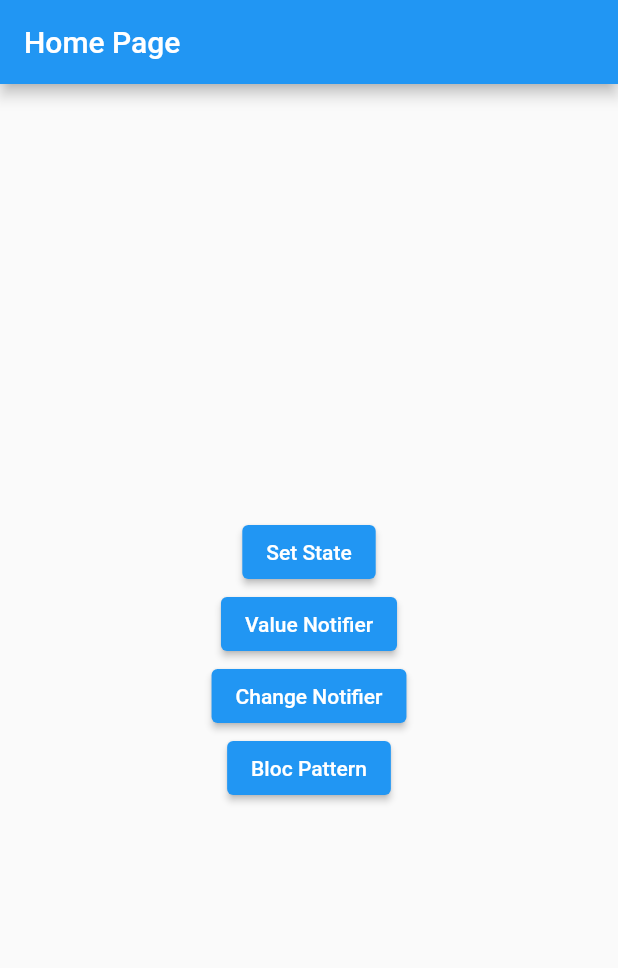
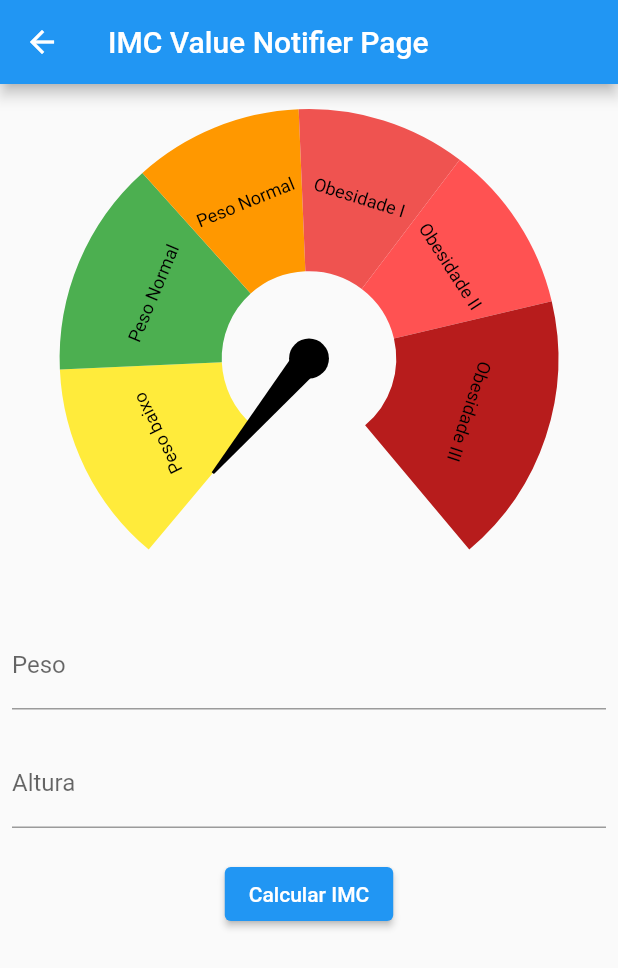
Before and after one commit to luksdemello/imc_calculator_flutter, a Flutter app: the screen it shows after launch, after a tap on "Value Notifier", on a phone screen of 412 x 824 dp. Shown: the top 968 px of the screen. Run offline on Flutter 3.47's test engine with Material 2 defaults, Android fonts, the phone set to English and light mode, and no system bars; drawn by our look-alikes of syncfusion_flutter_gauges; our stand-ins replace currency_text_input_formatter.

Commit message:
Calc imc with value notifier manager state

```diff
--- a/lib/main.dart
+++ b/lib/main.dart
@@ -1,6 +1,7 @@
 import 'package:flutter/material.dart';
 import 'package:imc_calculator/pages/home/home_page.dart';
 import 'package:imc_calculator/pages/set_state/set_state_page.dart';
+import 'package:imc_calculator/pages/value_notifier/value_notifier_page.dart';
 
 void main() {
   runApp(const MyApp());
@@ -19,7 +20,8 @@ class MyApp extends StatelessWidget {
       ),
       routes: {
         '/': (context) => const HomePage(),
-        '/set_state': (context) => SetStatePage()
+        '/set_state': (context) => const SetStatePage(),
+        '/value_notifier': (context) => const ValueNotifierPage(),
       },
     );
   }
--- a/lib/pages/home/home_page.dart
+++ b/lib/pages/home/home_page.dart
@@ -24,8 +24,10 @@ class HomePage extends StatelessWidget {
               },
             ),
             ElevatedButton(
-              onPressed: () {},
               child: const Text('Value Notifier'),
+              onPressed: () {
+                _goToPage(context, '/value_notifier');
+              },
             ),
             ElevatedButton(
               onPressed: () {},
--- /dev/null
+++ b/lib/pages/value_notifier/value_notifier_page.dart
@@ -0,0 +1,96 @@
+import 'dart:math';
+
+import 'package:flutter/material.dart';
+import 'package:imc_calculator/widgets/imc_radial_gauge.dart';
+import 'package:intl/intl.dart';
+
+import '../../widgets/imc_form_field.dart';
+
+class ValueNotifierPage extends StatefulWidget {
+  const ValueNotifierPage({Key? key}) : super(key: key);
+
+  @override
+  State<ValueNotifierPage> createState() => _ValueNotifierPageState();
+}
+
+class _ValueNotifierPageState extends State<ValueNotifierPage> {
+  final GlobalKey<FormState> _formKey = GlobalKey<FormState>();
+
+  final TextEditingController _heigthEC = TextEditingController();
+
+  final TextEditingController _weigthEC = TextEditingController();
+
+  final _imc = ValueNotifier<double>(0.0);
+
+  Future<void> _calcImc(double weigth, double heigth) async {
+    _imc.value = 0.0;
+
+    await Future.delayed(const Duration(seconds: 1));
+
+    _imc.value = weigth / pow(heigth, 2);
+  }
+
+  @override
+  Widget build(BuildContext context) {
+    return Scaffold(
+      appBar: AppBar(
+        title: const Text('IMC Value Notifier Page'),
+      ),
+      body: SingleChildScrollView(
+        child: Form(
+          key: _formKey,
+          child: Padding(
+            padding: const EdgeInsets.all(8.0),
+            child: Center(
+              child: Column(
+                children: [
+                  ValueListenableBuilder<double>(
+                      valueListenable: _imc,
+                      builder: (context, value, widget) {
+                        return ImcRadialGauge(
+                          imc: value,
+                        );
+                      }),
+                  ImcFormField(
+                    controller: _weigthEC,
+                    label: 'Peso',
+                  ),
+                  const SizedBox(
+                    height: 20,
+                  ),
+                  ImcFormField(
+                    controller: _heigthEC,
+                    label: 'Altura',
+                  ),
+                  const SizedBox(
+                    height: 20,
+                  ),
+                  ElevatedButton(
+                    child: const Text('Calcular IMC'),
+                    onPressed: () {
+                      final formValid =
+                          _formKey.currentState?.validate() ?? false;
+
+                      if (formValid) {
+                        final formatter = NumberFormat.simpleCurrency(
+                          decimalDigits: 2,
+                          locale: 'pt_br',
+                        );
+                        final weigth =
+                            formatter.parse(_weigthEC.text) as double;
+                        final double heigth =
+                            formatter.parse(_heigthEC.text) as double;
+
+                        _calcImc(weigth, heigth);
+                      }
+                    },
+                  )
+                ],
+              ),
+            ),
+          ),
+        ),
+      ),
+    );
+  }
+}
```
